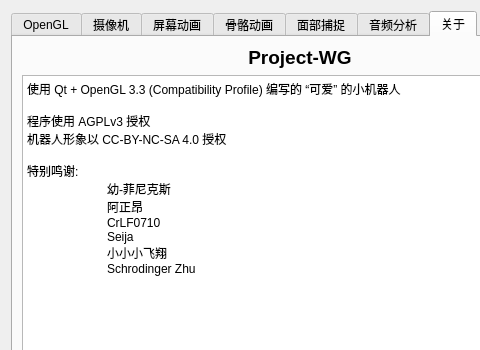
First picture: the form in src/ui/ConfigWidget.ui, repository chuigda/Project-WG, before the edit; both pictures show x 0 to 480 and y 0 to 350 of the 600 by 600 pixel window.
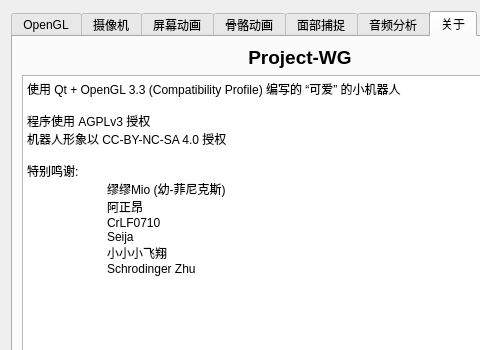
Second picture: the form after the edit. The open tabs and pages were chosen to show the change.

Commit message: 菲尼克斯 -> 缪缪 Mio

The edit to the form file:
```diff
--- a/src/ui/ConfigWidget.ui
+++ b/src/ui/ConfigWidget.ui
@@ -932,7 +932,7 @@
 机器人形象以 CC-BY-NC-SA 4.0 授权
 
 特别鸣谢:
-	幼-菲尼克斯
+	缪缪Mio (幼-菲尼克斯)
 	阿正昂
 	CrLF0710
 	Seija
```
Left out of the diff: 2 changed lines with no effect on the pictures.
